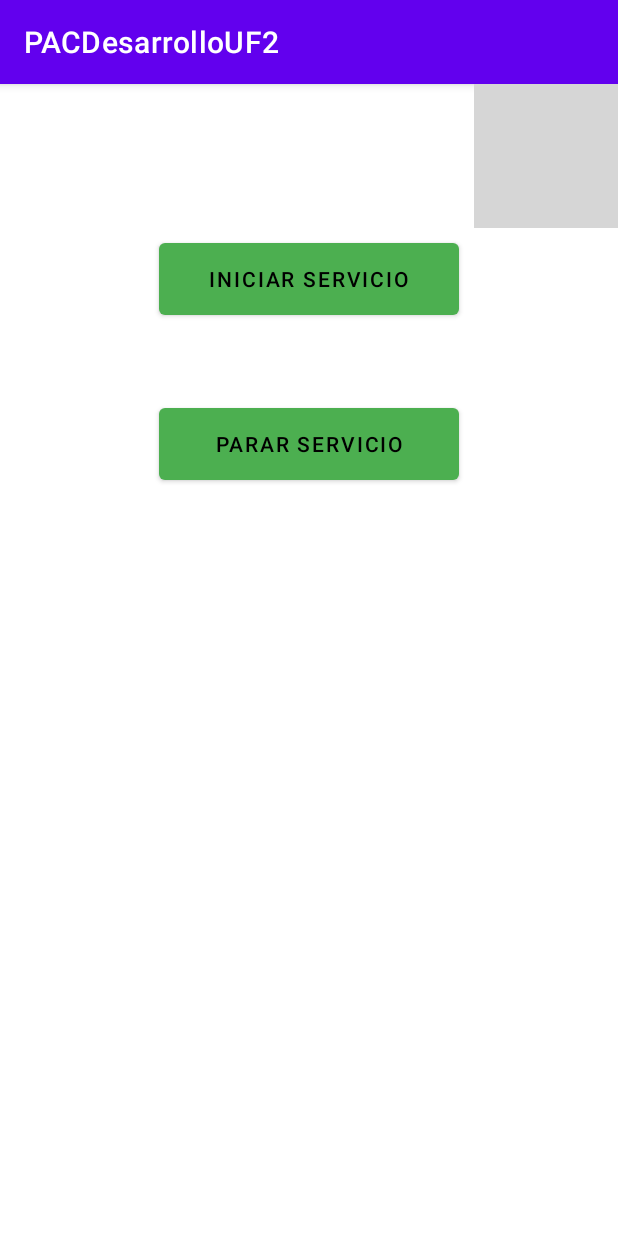
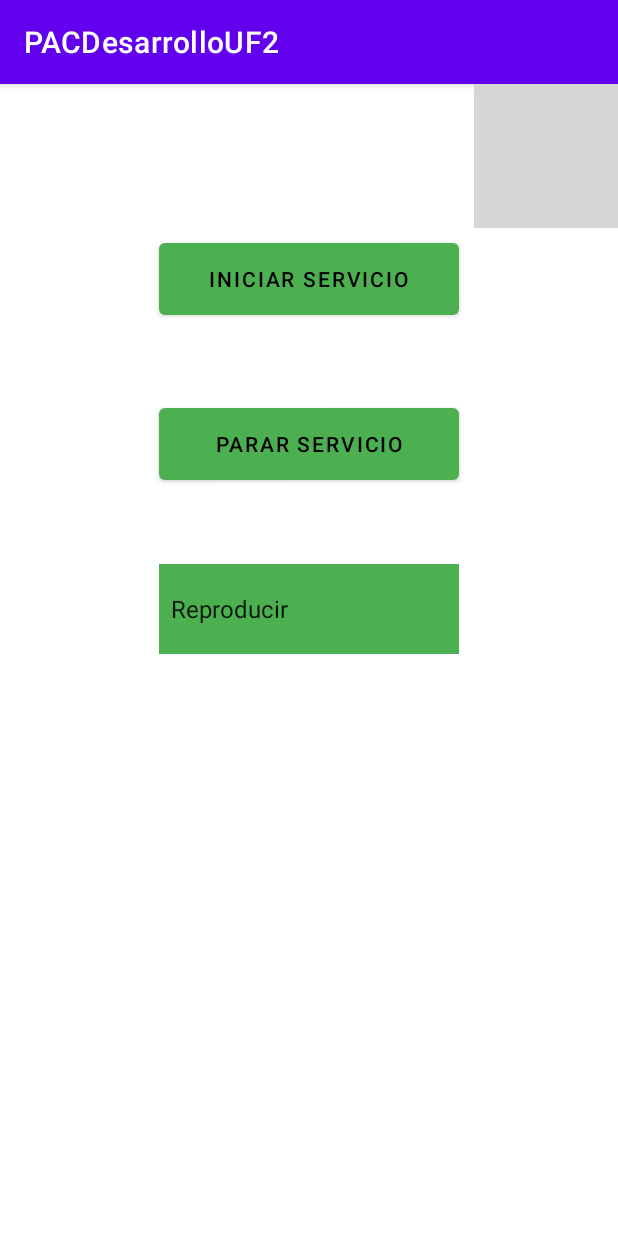
Before and after one commit to udontsi/PACDesarrolloUF2, an Android app: the Activity3 screen opened directly, with no data from a screen before it, on a phone screen of 412 x 824 dp. Run offline under Robolectric (Android 15) with nearby library versions, the phone set to English and light mode, and no system bars; grey boxes are pictures that could not be loaded.

Commit message:
Corrección servicio

```diff
--- a/app/src/main/java/com/example/pacdesarrollouf2/Activity3.kt
+++ b/app/src/main/java/com/example/pacdesarrollouf2/Activity3.kt
@@ -2,6 +2,7 @@ package com.example.pacdesarrollouf2
 
 import androidx.appcompat.app.AppCompatActivity
 import android.os.Bundle
+
 import kotlinx.android.synthetic.main.activity_2.buttonVolver
 import kotlinx.android.synthetic.main.activity_3.*
 
--- a/app/src/main/res/layout/activity_3.xml
+++ b/app/src/main/res/layout/activity_3.xml
@@ -59,4 +59,17 @@
         app:layout_constraintEnd_toEndOf="parent"
         app:layout_constraintStart_toStartOf="parent" />
 
+    <Spinner
+        android:entries="@array/defaultValue"
+        android:id="@+id/spinner"
+        android:layout_width="200dp"
+        android:layout_height="60dp"
+        android:layout_marginTop="50dp"
+        android:textColor="#000000"
+        android:background="#4CAF50"
+        app:backgroundTint="#4CAF50"
+        app:layout_constraintEnd_toEndOf="parent"
+        app:layout_constraintStart_toStartOf="parent"
+        app:layout_constraintTop_toBottomOf="@+id/buttonStop" />
+
 </androidx.constraintlayout.widget.ConstraintLayout>
--- /dev/null
+++ b/app/src/main/res/values/arrayspinner.xml
@@ -0,0 +1,8 @@
+<?xml version="1.0" encoding="utf-8"?>
+<resources>
+    <string-array name="defaultValue">
+        <item>Reproducir</item>
+        <item>Detener</item>
+        <item>Bloquear</item>
+    </string-array>
+</resources>
```
Also changed, not shown: app/src/main/java/com/example/pacdesarrollouf2/NoSeSiVivirOMorir.kt (+12 -3 lines).
